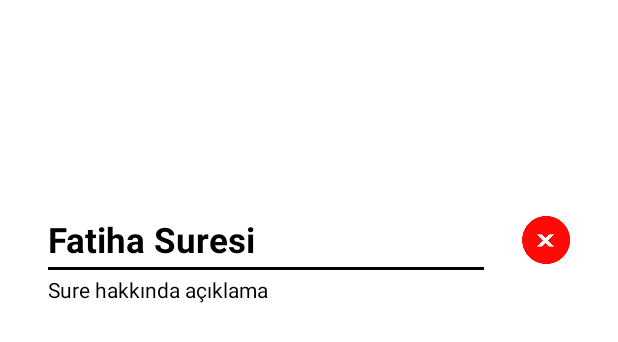
After one commit to polataydinn/kuran-meali, an Android app: the layout custom_sura_explanation_dialog.xml on its own in the app's theme, with its tools: preview values and no code run, on a phone screen of 412 x 824 dp. The commit adds this screen. Shown: the top 342 px of the screen. Run offline under Robolectric (Android 15) with nearby library versions, the light colour scheme and no system bars.

Commit message:
Turkish and arabic languages are customized. Detail dialog added.

```diff
--- a/app/src/main/java/com/aydinpolat/kuranmeali/activities/SplashActivity.kt
+++ b/app/src/main/java/com/aydinpolat/kuranmeali/activities/SplashActivity.kt
@@ -15,6 +15,8 @@ class SplashActivity : AppCompatActivity() {
         binding.listenMealRoot.setOnClickListener {
             val intent = Intent(this, MainActivity::class.java)
             startActivity(intent)
+            this.finish()
         }
     }
+
 }
--- /dev/null
+++ b/app/src/main/res/layout/custom_sura_explanation_dialog.xml
@@ -0,0 +1,71 @@
+<?xml version="1.0" encoding="utf-8"?>
+<androidx.constraintlayout.widget.ConstraintLayout xmlns:android="http://schemas.android.com/apk/res/android"
+    xmlns:app="http://schemas.android.com/apk/res-auto"
+    android:layout_width="match_parent"
+    android:layout_height="match_parent"
+    android:layout_marginBottom="128dp"
+    android:layout_marginTop="128dp"
+    android:layout_marginStart="24dp"
+    android:layout_marginEnd="24dp">
+
+
+    <FrameLayout
+        android:layout_width="match_parent"
+        android:layout_height="match_parent"
+        app:layout_constraintEnd_toEndOf="parent"
+        app:layout_constraintStart_toStartOf="parent">
+
+        <TextView
+            android:id="@+id/dialog_sura_name"
+            android:layout_width="wrap_content"
+            android:layout_height="wrap_content"
+            android:layout_marginStart="8dp"
+            android:layout_marginTop="16dp"
+            android:text="Fatiha Suresi"
+            android:textColor="@color/black"
+            android:textSize="23sp"
+            android:textStyle="bold" />
+
+        <ImageView
+            android:layout_width="match_parent"
+            android:layout_height="2dp"
+            android:layout_marginStart="8dp"
+            android:layout_marginTop="50dp"
+            android:layout_marginEnd="65dp"
+            android:background="@color/black" />
+
+        <ImageView
+            android:id="@+id/dialog_close_button"
+            android:layout_width="32dp"
+            android:layout_height="32dp"
+            android:layout_gravity="end"
+            android:layout_marginTop="16dp"
+            android:layout_marginEnd="8dp"
+            android:src="@drawable/ic_close_red" />
+        <TextView
+            android:layout_width="wrap_content"
+            android:layout_height="wrap_content"
+            android:text="Sure hakkında açıklama"
+            android:textColor="@color/black"
+            android:layout_marginStart="8dp"
+            android:layout_marginTop="55dp"/>
+
+        <ScrollView
+            android:layout_width="match_parent"
+            android:layout_height="match_parent"
+            android:layout_marginTop="85dp"
+            android:layout_marginStart="8dp"
+            android:layout_marginEnd="8dp"
+            android:layout_marginBottom="16dp">
+            <TextView
+                android:id="@+id/dialog_sura_explanation"
+                android:layout_width="match_parent"
+                android:layout_height="wrap_content"
+                android:textSize="16sp"
+                android:textColor="@color/black"
+                android:text=""/>
+        </ScrollView>
+
+    </FrameLayout>
+
+</androidx.constraintlayout.widget.ConstraintLayout>
--- a/app/src/main/res/layout/fragment_continue.xml
+++ b/app/src/main/res/layout/fragment_continue.xml
@@ -344,6 +344,7 @@
             android:src="@drawable/ic_search_white" />
 
         <ImageView
+            android:id="@+id/continue_sura_explanation"
             android:layout_width="38dp"
             android:layout_height="38dp"
             android:layout_marginEnd="32dp"
```
Also changed, not shown: app/src/main/java/com/aydinpolat/kuranmeali/fragments/continuefragment/ContinueFragment.kt (+88 -20 lines).
